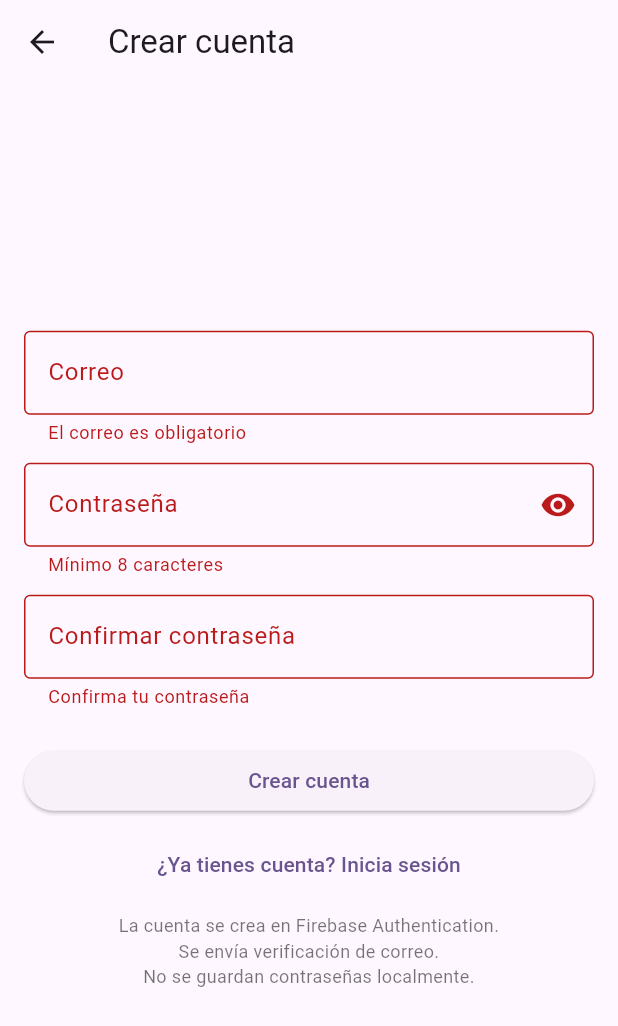
After one commit to JuanDiegoGonzalez135/DMI_JuanDiego_10B, a Flutter app: the RegisterPage screen opened directly, after a tap on "Crear cuenta", on a phone screen of 412 x 824 dp. The commit adds this screen. Shown: the top 1026 px of the screen. Run offline on Flutter 3.47's test engine with Material 3 defaults, Android fonts, the phone set to English and light mode, and no system bars; our stand-ins replace firebase_auth, firebase_core; accounts and stored records are empty; generated files the repository leaves out were written again.

Commit message:
[UPDATE]-LoginTest

```diff
--- a/logintest/lib/auth_errors.dart
+++ b/logintest/lib/auth_errors.dart
@@ -2,12 +2,15 @@ import 'package:firebase_auth/firebase_auth.dart';
 
 String mapAuthErrorToMessage(Object e) {
   if (e is! FirebaseAuthException) return 'Correo o contraseña inválidos.';
-
   switch (e.code) {
     case 'invalid-email':
     case 'user-not-found':
     case 'wrong-password':
-      return 'Correo o contraseña inválidos.'; // mensaje genérico
+      return 'Correo o contraseña inválidos.'; // mensaje genérico para no filtrar info
+    case 'email-already-in-use':
+      return 'No se pudo crear la cuenta.'; // genérico: evita enumerar correos
+    case 'weak-password':
+      return 'La contraseña no cumple los requisitos.';
     case 'user-disabled':
       return 'La cuenta está deshabilitada.';
     case 'too-many-requests':
@@ -15,5 +18,5 @@ String mapAuthErrorToMessage(Object e) {
     case 'network-request-failed':
       return 'Problema de red. Verifica tu conexión.';
   }
-  return 'No se pudo iniciar sesión. Intenta de nuevo.';
+  return 'No se pudo completar la operación.';
 }
--- a/logintest/lib/login_page.dart
+++ b/logintest/lib/login_page.dart
@@ -1,5 +1,6 @@
 import 'package:flutter/material.dart';
 import 'package:firebase_auth/firebase_auth.dart';
+import 'package:logintest/register_page.dart';
 import 'validators.dart';
 import 'auth_errors.dart';
 
@@ -47,8 +48,9 @@ class _LoginPageState extends State<LoginPage> {
     }
 
     try {
-      await FirebaseAuth.instance
-          .sendPasswordResetEmail(email: _emailCtrl.text.trim());
+      await FirebaseAuth.instance.sendPasswordResetEmail(
+        email: _emailCtrl.text.trim(),
+      );
       if (!mounted) return;
       ScaffoldMessenger.of(context).showSnackBar(
         const SnackBar(content: Text('Revisa tu correo para restablecer.')),
@@ -76,7 +78,9 @@ class _LoginPageState extends State<LoginPage> {
             padding: const EdgeInsets.all(16),
             child: Form(
               key: _formKey,
-              child: Column(mainAxisSize: MainAxisSize.min, children: [
+              child: Column(
+                mainAxisSize: MainAxisSize.min,
+                children: [
                   TextFormField(
                     controller: _emailCtrl,
                     decoration: const InputDecoration(
@@ -123,7 +127,20 @@ class _LoginPageState extends State<LoginPage> {
                   ),
                   const SizedBox(height: 8),
                   const _SmallPrint(),
-              ]),
+                  TextButton(
+                    onPressed: _loading
+                        ? null
+                        : () {
+                            Navigator.of(context).push(
+                              MaterialPageRoute(
+                                builder: (_) => const RegisterPage(),
+                              ),
+                            );
+                          },
+                    child: const Text('¿No tienes cuenta? Regístrate'),
+                  ),
+                ],
+              ),
             ),
           ),
         ),
--- /dev/null
+++ b/logintest/lib/register_page.dart
@@ -0,0 +1,159 @@
+import 'package:flutter/material.dart';
+import 'package:firebase_auth/firebase_auth.dart';
+import 'validators.dart';
+import 'auth_errors.dart';
+
+class RegisterPage extends StatefulWidget {
+  const RegisterPage({super.key});
+
+  @override
+  State<RegisterPage> createState() => _RegisterPageState();
+}
+
+class _RegisterPageState extends State<RegisterPage> {
+  final _formKey = GlobalKey<FormState>();
+  final _emailCtrl = TextEditingController();
+  final _pwdCtrl = TextEditingController();
+  final _confirmCtrl = TextEditingController();
+  bool _loading = false;
+  String? _error;
+  bool _obscure = true;
+
+  @override
+  void dispose() {
+    _emailCtrl.dispose();
+    _pwdCtrl.dispose();
+    _confirmCtrl.dispose();
+    super.dispose();
+  }
+
+  Future<void> _register() async {
+    if (!_formKey.currentState!.validate()) return;
+    FocusScope.of(context).unfocus();
+    setState(() { _loading = true; _error = null; });
+
+    try {
+      final email = _emailCtrl.text.trim();
+      final password = _pwdCtrl.text;
+
+      // Crear usuario en Firebase Authentication
+      await FirebaseAuth.instance.createUserWithEmailAndPassword(
+        email: email,
+        password: password,
+      );
+
+      //Enviar verificación de correo
+      final user = FirebaseAuth.instance.currentUser;
+      if (user != null && !user.emailVerified) {
+        await user.sendEmailVerification();
+        if (mounted) {
+          ScaffoldMessenger.of(context).showSnackBar(
+            const SnackBar(content: Text('Se envió un correo de verificación.')),
+          );
+        }
+      }
+
+    } catch (e) {
+      setState(() => _error = mapAuthErrorToMessage(e));
+    } finally {
+      if (mounted) setState(() => _loading = false);
+    }
+  }
+
+  String? _confirmValidator(String? v) {
+    final conf = v ?? '';
+    if (conf.isEmpty) return 'Confirma tu contraseña';
+    if (conf != _pwdCtrl.text) return 'Las contraseñas no coinciden';
+    return null;
+  }
+
+  @override
+  Widget build(BuildContext context) {
+    return Scaffold(
+      appBar: AppBar(title: const Text('Crear cuenta')),
+      body: Center(
+        child: ConstrainedBox(
+          constraints: const BoxConstraints(maxWidth: 420),
+          child: Padding(
+            padding: const EdgeInsets.all(16),
+            child: Form(
+              key: _formKey,
+              child: Column(mainAxisSize: MainAxisSize.min, children: [
+                TextFormField(
+                  controller: _emailCtrl,
+                  decoration: const InputDecoration(
+                    labelText: 'Correo',
+                    border: OutlineInputBorder(),
+                  ),
+                  keyboardType: TextInputType.emailAddress,
+                  validator: Validators.email,
+                ),
+                const SizedBox(height: 12),
+                TextFormField(
+                  controller: _pwdCtrl,
+                  decoration: InputDecoration(
+                    labelText: 'Contraseña',
+                    border: const OutlineInputBorder(),
+                    suffixIcon: IconButton(
+                      icon: Icon(_obscure ? Icons.visibility : Icons.visibility_off),
+                      onPressed: () => setState(() => _obscure = !_obscure),
+                    ),
+                  ),
+                  obscureText: _obscure,
+                  validator: Validators.password,
+                ),
+                const SizedBox(height: 12),
+                TextFormField(
+                  controller: _confirmCtrl,
+                  decoration: const InputDecoration(
+                    labelText: 'Confirmar contraseña',
+                    border: OutlineInputBorder(),
+                  ),
+                  obscureText: true,
+                  validator: _confirmValidator,
+                ),
+                const SizedBox(height: 12),
+                if (_error != null)
+                  Text(_error!, style: const TextStyle(color: Colors.red), textAlign: TextAlign.center),
+                const SizedBox(height: 12),
+                SizedBox(
+                  width: double.infinity,
+                  child: ElevatedButton(
+                    onPressed: _loading ? null : _register,
+                    child: _loading
+                        ? const SizedBox(height: 20, width: 20, child: CircularProgressIndicator(strokeWidth: 2))
+                        : const Text('Crear cuenta'),
+                  ),
+                ),
+                const SizedBox(height: 8),
+                TextButton(
+                  onPressed: _loading
+                      ? null
+                      : () => Navigator.of(context).pop(), // volver al Login
+                  child: const Text('¿Ya tienes cuenta? Inicia sesión'),
+                ),
+                const SizedBox(height: 8),
+                const _SecurityNotes(),
+              ]),
+            ),
+          ),
+        ),
+      ),
+    );
+  }
+}
+
+class _SecurityNotes extends StatelessWidget {
+  const _SecurityNotes();
+
+  @override
+  Widget build(BuildContext context) {
+    return const Text(
+      'La cuenta se crea en Firebase Authentication.\n'
+      'Se envía verificación de correo.\n'
+      'No se guardan contraseñas localmente.',
+      textAlign: TextAlign.center,
+      style: TextStyle(fontSize: 12, color: Colors.black54),
+    );
+  }
+}
--- a/logintest/lib/validators.dart
+++ b/logintest/lib/validators.dart
@@ -9,8 +9,8 @@ class Validators {
 
   static String? password(String? v) {
     final value = v ?? '';
-    if (value.length < 6) return 'Mínimo 6 caracteres';
-    // if (!RegExp(r'[A-Z]').hasMatch(value)) return 'Incluye al menos una mayúscula';
+    if (value.length < 8) return 'Mínimo 8 caracteres';
+    if (!RegExp(r'[A-Z]').hasMatch(value)) return 'Incluye al menos una mayúscula';
     if (!RegExp(r'[0-9]').hasMatch(value)) return 'Incluye al menos un número';
     return null;
   }
```
Lines whose indentation alone changed are shown as unchanged.
